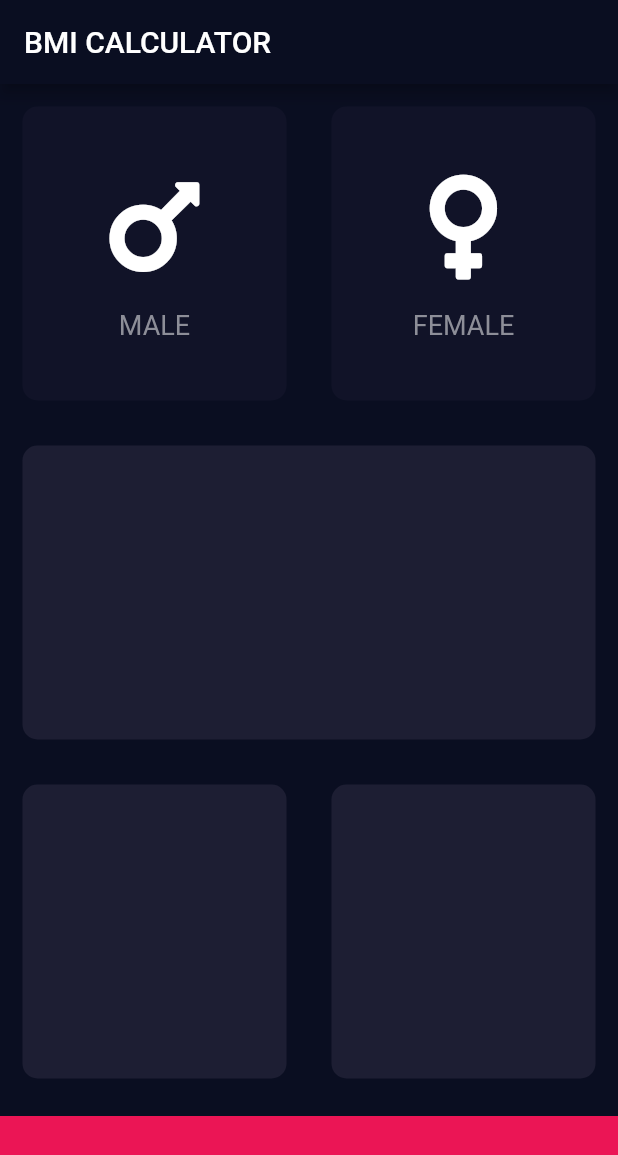
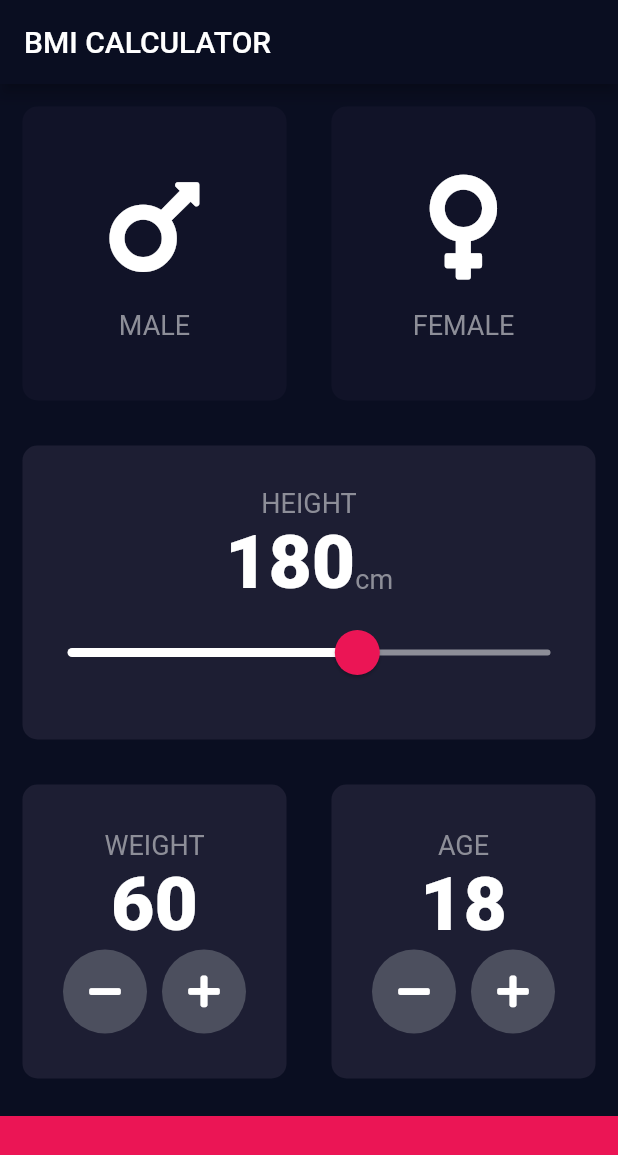
Before and after one commit to ElbertTse/Flutter-Udemy-Course, a Flutter app: the screen it shows after launch, on a phone screen of 412 x 824 dp. Shown: the top 1155 px of the screen. Run offline on Flutter 3.47's test engine with Material 2 defaults, Android fonts, the phone set to English and light mode, and no system bars; our stand-ins replace font_awesome_flutter, rflutter_alert.

Commit message:
finished 142

```diff
--- /dev/null
+++ b/bmi-calculator-flutter/lib/constants.dart
@@ -0,0 +1,8 @@
+import 'package:flutter/material.dart';
+
+const kLabelTextStyle = TextStyle(color: Color(0xFF8D8E98), fontSize: 18.0);
+const kNumTextStyle = TextStyle(fontSize: 50.0,fontWeight: FontWeight.w900,);
+const double kBottomContainerHeight = 80.0;
+const Color kActiveColor = Color(0xFF1D1E33);
+const Color kInactiveColor = Color(0xFF111328);
+const Color kBottomContainerColor = Color(0xFFEB1555);
--- a/bmi-calculator-flutter/lib/icon_content.dart
+++ b/bmi-calculator-flutter/lib/icon_content.dart
@@ -1,6 +1,5 @@
 import 'package:flutter/material.dart';
-
-const labelTextStyle = TextStyle(color: Color(0xFF8D8E98), fontSize: 18.0);
+import 'constants.dart';
 
 class IconContent extends StatelessWidget {
   final IconData img;
@@ -22,7 +21,7 @@
         ),
         Text(
           text,
-          style: labelTextStyle,
+          style: kLabelTextStyle,
         ),
       ],
     );
--- a/bmi-calculator-flutter/lib/input_page.dart
+++ b/bmi-calculator-flutter/lib/input_page.dart
@@ -2,12 +2,9 @@
 import 'package:font_awesome_flutter/font_awesome_flutter.dart';
 import 'icon_content.dart';
 import 'reusable_card.dart';
+import 'constants.dart';
 
-const double bottomContainerHeight = 80.0;
-const Color activeColor = Color(0xFF1D1E33);
-const Color inactiveColor = Color(0xFF111328);
-const Color bottomContainerColor = Color(0xFFEB1555);
-enum Gender{female, male}
+enum Gender { female, male }
 
 class InputPage extends StatefulWidget {
   @override
@@ -15,8 +12,10 @@
 }
 
 class _InputPageState extends State<InputPage> {
-
   Gender selected;
+  int height = 180;
+  int weight = 60;
+  int age = 18;
 
   @override
   Widget build(BuildContext context) {
@@ -25,18 +24,21 @@
         title: Text('BMI CALCULATOR'),
       ),
       body: Column(
+        crossAxisAlignment: CrossAxisAlignment.stretch,
         children: [
           Expanded(
             child: Row(
               children: [
                 Expanded(
                   child: ReusableCard(
-                    onPress: (){ // defining our function here so we can pass to reusable card
+                    onPress: () {
+                      // defining our function here so we can pass to reusable card
                       setState(() {
                         selected = Gender.male;
                       });
                     },
-                    myColor: selected == Gender.male ? activeColor : inactiveColor,
+                    myColor:
+                        selected == Gender.male ? kActiveColor : kInactiveColor,
                     cardChild: IconContent(
                       img: FontAwesomeIcons.mars,
                       text: 'MALE',
@@ -45,12 +47,14 @@
                 ),
                 Expanded(
                   child: ReusableCard(
-                    onPress: (){
-                      setState((){
+                    onPress: () {
+                      setState(() {
                         selected = Gender.female;
                       });
                     },
-                    myColor: selected == Gender.female ? activeColor : inactiveColor,
+                    myColor: selected == Gender.female
+                        ? kActiveColor
+                        : kInactiveColor,
                     cardChild: IconContent(
                       img: FontAwesomeIcons.venus,
                       text: 'FEMALE',
@@ -61,28 +65,174 @@
             ),
           ),
           Expanded(
-            child: ReusableCard(myColor: activeColor),
+            child: ReusableCard(
+              myColor: kActiveColor,
+              cardChild: Column(
+                mainAxisAlignment: MainAxisAlignment.center,
+                children: [
+                  Text(
+                    'HEIGHT',
+                    style: kLabelTextStyle,
+                  ),
+                  Row(
+                    mainAxisAlignment: MainAxisAlignment.center,
+                    crossAxisAlignment: CrossAxisAlignment.baseline,
+                    textBaseline: TextBaseline.alphabetic,
+                    children: [
+                      Text(
+                        height.toString(),
+                        style: kNumTextStyle,
+                      ),
+                      Text(
+                        'cm',
+                        style: kLabelTextStyle,
+                      ),
+                    ],
+                  ),
+                  SliderTheme(
+                    data: SliderTheme.of(context).copyWith(
+                      activeTrackColor: Colors.white,
+                      inactiveTrackColor: Color(0xFF8D8E98),
+                      thumbColor: Color(0xFFEB1555),
+                      overlayColor: Color(0x29EB1555),
+                      thumbShape:
+                          RoundSliderThumbShape(enabledThumbRadius: 15.0),
+                      overlayShape:
+                          RoundSliderOverlayShape(overlayRadius: 30.0),
+                    ),
+                    child: Slider(
+                      value: height.toDouble(),
+                      min: 120,
+                      max: 220,
+                      onChanged: (double newValue) {
+                        // new value is the value from the slider
+                        setState(() {
+                          height = newValue.toInt();
+                        });
+                      },
+                    ),
+                  ),
+                ],
+              ),
+            ),
           ),
           Expanded(
             child: Row(
               children: [
                 Expanded(
-                  child: ReusableCard(myColor: activeColor),
+                  child: ReusableCard(
+                    myColor: kActiveColor,
+                    cardChild: Column(
+                      mainAxisAlignment: MainAxisAlignment.center,
+                      children: [
+                        Text(
+                          'WEIGHT',
+                          style: kLabelTextStyle,
+                        ),
+                        Text(
+                          weight.toString(),
+                          style: kNumTextStyle,
+                        ),
+                        Row(
+                          mainAxisAlignment: MainAxisAlignment.center,
+                          children: [
+                            RoundIconButton(
+                                icon: FontAwesomeIcons.minus,
+                                onPressed: () {
+                                  setState(() {
+                                    weight--;
+                                  });
+                                }),
+                            SizedBox(
+                              width: 10.0,
+                            ),
+                            RoundIconButton(
+                                icon: FontAwesomeIcons.plus,
+                                onPressed: () {
+                                  setState(() {
+                                    weight++;
+                                  });
+                                }),
+                          ],
+                        ),
+                      ],
+                    ),
+                  ),
                 ),
                 Expanded(
-                  child: ReusableCard(myColor: activeColor),
+                  child: ReusableCard(
+                    myColor: kActiveColor,
+                    cardChild: Column(
+                      mainAxisAlignment: MainAxisAlignment.center,
+                      children: [
+                        Text(
+                          'AGE',
+                          style: kLabelTextStyle,
+                        ),
+                        Text(
+                          age.toString(),
+                          style: kNumTextStyle,
+                        ),
+                        Row(
+                          mainAxisAlignment: MainAxisAlignment.center,
+                          children: [
+                            RoundIconButton(
+                                icon: FontAwesomeIcons.minus,
+                                onPressed: () {
+                                  setState(() {
+                                    age--;
+                                  });
+                                }),
+                            SizedBox(
+                              width: 10.0,
+                            ),
+                            RoundIconButton(
+                                icon: FontAwesomeIcons.plus,
+                                onPressed: () {
+                                  setState(() {
+                                    age++;
+                                  });
+                                }),
+                          ],
+                        ),
+                      ],
+                    ),
+                  ),
                 ),
               ],
             ),
           ),
           Container(
-            color: bottomContainerColor,
+            color: kBottomContainerColor,
             margin: EdgeInsets.only(top: 10.0),
             width: double.infinity,
-            height: bottomContainerHeight,
+            height: kBottomContainerHeight,
           ),
         ],
       ),
     );
   }
 }
+
+// building our custom buttons
+class RoundIconButton extends StatelessWidget {
+  final IconData icon;
+  final Function onPressed;
+
+  RoundIconButton({@required this.icon, @required this.onPressed});
+
+  @override
+  Widget build(BuildContext context) {
+    return RawMaterialButton(
+      child: Icon(icon),
+      onPressed: onPressed,
+      elevation: 0.0,
+      constraints: BoxConstraints.tightFor(
+        width: 56.0,
+        height: 56.0,
+      ),
+      shape: CircleBorder(),
+      fillColor: Color(0xFF4C4F5E),
+    );
+  }
+}
```
